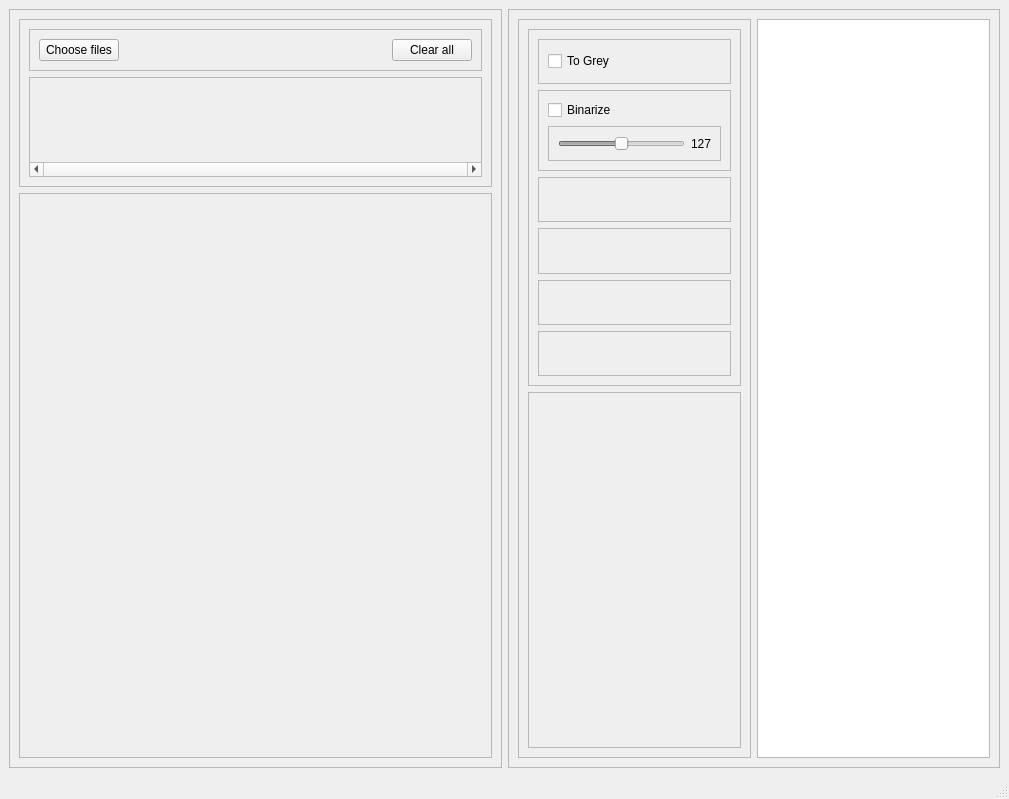
Old version of the form src/ui/generated/mainwindow.ui in the repository irakliskhirtladze/OCR_viewer.
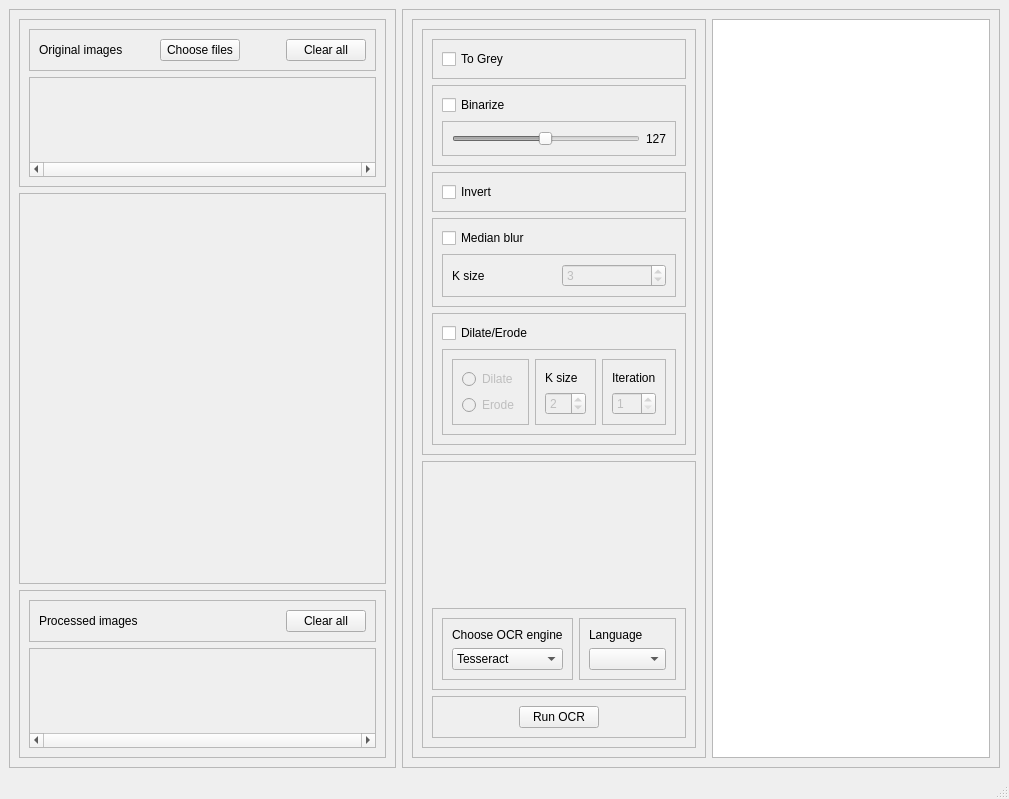
New version of the form. Custom widgets are drawn as their Qt base class.

Commit message: added filters. more changes towards new workflow.

```diff
--- a/src/ui/generated/mainwindow.ui
+++ b/src/ui/generated/mainwindow.ui
@@ -48,6 +48,26 @@
              <enum>QFrame::Shadow::Raised</enum>
             </property>
             <layout class="QHBoxLayout" name="horizontalLayout_3">
+             <item>
+              <widget class="QLabel" name="label_3">
+               <property name="text">
+                <string>Original images</string>
+               </property>
+              </widget>
+             </item>
+             <item>
+              <spacer name="horizontalSpacer">
+               <property name="orientation">
+                <enum>Qt::Orientation::Horizontal</enum>
+               </property>
+               <property name="sizeHint" stdset="0">
+                <size>
+                 <width>40</width>
+                 <height>20</height>
+                </size>
+               </property>
+              </spacer>
+             </item>
              <item>
               <widget class="QPushButton" name="choose_files_btn">
                <property name="cursor">
@@ -59,10 +79,13 @@
               </widget>
              </item>
              <item>
-              <spacer name="horizontalSpacer">
+              <spacer name="horizontalSpacer_2">
                <property name="orientation">
                 <enum>Qt::Orientation::Horizontal</enum>
                </property>
+               <property name="sizeType">
+                <enum>QSizePolicy::Policy::Fixed</enum>
+               </property>
                <property name="sizeHint" stdset="0">
                 <size>
                  <width>40</width>
@@ -112,7 +135,7 @@
               <rect>
                <x>0</x>
                <y>0</y>
-               <width>451</width>
+               <width>341</width>
                <height>86</height>
               </rect>
              </property>
@@ -132,6 +155,92 @@
          </property>
         </widget>
        </item>
+       <item>
+        <widget class="QFrame" name="frame_7">
+         <property name="frameShape">
+          <enum>QFrame::Shape::StyledPanel</enum>
+         </property>
+         <property name="frameShadow">
+          <enum>QFrame::Shadow::Raised</enum>
+         </property>
+         <layout class="QVBoxLayout" name="verticalLayout_11">
+          <item>
+           <widget class="QFrame" name="frame_8">
+            <property name="frameShape">
+             <enum>QFrame::Shape::StyledPanel</enum>
+            </property>
+            <property name="frameShadow">
+             <enum>QFrame::Shadow::Raised</enum>
+            </property>
+            <layout class="QHBoxLayout" name="horizontalLayout_9">
+             <item>
+              <widget class="QLabel" name="label_4">
+               <property name="text">
+                <string>Processed images</string>
+               </property>
+              </widget>
+             </item>
+             <item>
+              <spacer name="horizontalSpacer_3">
+               <property name="orientation">
+                <enum>Qt::Orientation::Horizontal</enum>
+               </property>
+               <property name="sizeHint" stdset="0">
+                <size>
+                 <width>40</width>
+                 <height>20</height>
+                </size>
+               </property>
+              </spacer>
+             </item>
+             <item>
+              <widget class="QPushButton" name="clear_all_edited_btn">
+               <property name="text">
+                <string>Clear all</string>
+               </property>
+              </widget>
+             </item>
+            </layout>
+           </widget>
+          </item>
+          <item>
+           <widget class="QScrollArea" name="edited_thumb_scroll_area">
+            <property name="minimumSize">
+             <size>
+              <width>0</width>
+              <height>100</height>
+             </size>
+            </property>
+            <property name="maximumSize">
+             <size>
+              <width>16777215</width>
+              <height>100</height>
+             </size>
+            </property>
+            <property name="verticalScrollBarPolicy">
+             <enum>Qt::ScrollBarPolicy::ScrollBarAlwaysOff</enum>
+            </property>
+            <property name="horizontalScrollBarPolicy">
+             <enum>Qt::ScrollBarPolicy::ScrollBarAlwaysOn</enum>
+            </property>
+            <property name="widgetResizable">
+             <bool>true</bool>
+            </property>
+            <widget class="QWidget" name="edited_thumb_scroll_widget">
+             <property name="geometry">
+              <rect>
+               <x>0</x>
+               <y>0</y>
+               <width>341</width>
+               <height>86</height>
+              </rect>
+             </property>
+            </widget>
+           </widget>
+          </item>
+         </layout>
+        </widget>
+       </item>
       </layout>
      </widget>
     </item>
@@ -261,16 +370,15 @@
                <property name="frameShadow">
                 <enum>QFrame::Shadow::Raised</enum>
                </property>
-              </widget>
-             </item>
-             <item>
-              <widget class="QFrame" name="gaussian_filter">
-               <property name="frameShape">
-                <enum>QFrame::Shape::StyledPanel</enum>
-               </property>
-               <property name="frameShadow">
-                <enum>QFrame::Shadow::Raised</enum>
-               </property>
+               <layout class="QHBoxLayout" name="horizontalLayout_6">
+                <item>
+                 <widget class="QCheckBox" name="invert_chbx">
+                  <property name="text">
+                   <string>Invert</string>
+                  </property>
+                 </widget>
+                </item>
+               </layout>
               </widget>
              </item>
              <item>
@@ -281,6 +389,53 @@
                <property name="frameShadow">
                 <enum>QFrame::Shadow::Raised</enum>
                </property>
+               <layout class="QVBoxLayout" name="verticalLayout_7">
+                <item>
+                 <widget class="QCheckBox" name="median_chbx">
+                  <property name="text">
+                   <string>Median blur</string>
+                  </property>
+                 </widget>
+                </item>
+                <item>
+                 <widget class="QFrame" name="frame_2">
+                  <property name="frameShape">
+                   <enum>QFrame::Shape::StyledPanel</enum>
+                  </property>
+                  <property name="frameShadow">
+                   <enum>QFrame::Shadow::Raised</enum>
+                  </property>
+                  <layout class="QHBoxLayout" name="horizontalLayout_7">
+                   <item>
+                    <widget class="QLabel" name="median_lbl">
+                     <property name="text">
+                      <string>K size</string>
+                     </property>
+                    </widget>
+                   </item>
+                   <item>
+                    <widget class="QSpinBox" name="median_ksize_spinbox">
+                     <property name="enabled">
+                      <bool>false</bool>
+                     </property>
+                     <property name="minimum">
+                      <number>1</number>
+                     </property>
+                     <property name="maximum">
+                      <number>49</number>
+                     </property>
+                     <property name="singleStep">
+                      <number>2</number>
+                     </property>
+                     <property name="value">
+                      <number>3</number>
+                     </property>
+                    </widget>
+                   </item>
+                  </layout>
+                 </widget>
+                </item>
+               </layout>
               </widget>
              </item>
              <item>
@@ -291,6 +446,126 @@
                <property name="frameShadow">
                 <enum>QFrame::Shadow::Raised</enum>
                </property>
+               <layout class="QVBoxLayout" name="verticalLayout_6">
+                <item>
+                 <widget class="QCheckBox" name="dilate_erode_chbx">
+                  <property name="text">
+                   <string>Dilate/Erode</string>
+                  </property>
+                 </widget>
+                </item>
+                <item>
+                 <widget class="QFrame" name="frame_3">
+                  <property name="frameShape">
+                   <enum>QFrame::Shape::StyledPanel</enum>
+                  </property>
+                  <property name="frameShadow">
+                   <enum>QFrame::Shadow::Raised</enum>
+                  </property>
+                  <layout class="QHBoxLayout" name="horizontalLayout_8">
+                   <item>
+                    <widget class="QFrame" name="frame_5">
+                     <property name="frameShape">
+                      <enum>QFrame::Shape::StyledPanel</enum>
+                     </property>
+                     <property name="frameShadow">
+                      <enum>QFrame::Shadow::Raised</enum>
+                     </property>
+                     <layout class="QVBoxLayout" name="verticalLayout_8">
+                      <item>
+                       <widget class="QRadioButton" name="dilate_radio">
+                        <property name="enabled">
+                         <bool>false</bool>
+                        </property>
+                        <property name="text">
+                         <string>Dilate</string>
+                        </property>
+                       </widget>
+                      </item>
+                      <item>
+                       <widget class="QRadioButton" name="erode_radio">
+                        <property name="enabled">
+                         <bool>false</bool>
+                        </property>
+                        <property name="text">
+                         <string>Erode</string>
+                        </property>
+                       </widget>
+                      </item>
+                     </layout>
+                    </widget>
+                   </item>
+                   <item>
+                    <widget class="QFrame" name="frame_4">
+                     <property name="frameShape">
+                      <enum>QFrame::Shape::StyledPanel</enum>
+                     </property>
+                     <property name="frameShadow">
+                      <enum>QFrame::Shadow::Raised</enum>
+                     </property>
+                     <layout class="QVBoxLayout" name="verticalLayout_9">
+                      <item>
+                       <widget class="QLabel" name="label">
+                        <property name="text">
+                         <string>K size</string>
+                        </property>
+                       </widget>
+                      </item>
+                      <item>
+                       <widget class="QSpinBox" name="dilate_erode_ksize_spinbox">
+                        <property name="enabled">
+                         <bool>false</bool>
+                        </property>
+                        <property name="minimum">
+                         <number>1</number>
+                        </property>
+                        <property name="maximum">
+                         <number>50</number>
+                        </property>
+                        <property name="value">
+                         <number>2</number>
+                        </property>
+                       </widget>
+                      </item>
+                     </layout>
+                    </widget>
+                   </item>
+                   <item>
+                    <widget class="QFrame" name="frame_6">
+                     <property name="frameShape">
+                      <enum>QFrame::Shape::StyledPanel</enum>
+                     </property>
+                     <property name="frameShadow">
+                      <enum>QFrame::Shadow::Raised</enum>
+                     </property>
+                     <layout class="QVBoxLayout" name="verticalLayout_10">
+                      <item>
+                       <widget class="QLabel" name="label_2">
+                        <property name="text">
+                         <string>Iteration</string>
+                        </property>
+                       </widget>
+                      </item>
+                      <item>
+                       <widget class="QSpinBox" name="dilate_erode_iter_spinbox">
+                        <property name="enabled">
+                         <bool>false</bool>
+                        </property>
+                        <property name="minimum">
+                         <number>1</number>
+                        </property>
+                        <property name="maximum">
+                         <number>40</number>
+                        </property>
+                       </widget>
+                      </item>
+                     </layout>
+                    </widget>
+                   </item>
+                  </layout>
+                 </widget>
+                </item>
+               </layout>
               </widget>
              </item>
             </layout>
@@ -304,6 +579,133 @@
             <property name="frameShadow">
              <enum>QFrame::Shadow::Raised</enum>
             </property>
+            <layout class="QVBoxLayout" name="verticalLayout_12">
+             <item>
+              <spacer name="verticalSpacer">
+               <property name="orientation">
+                <enum>Qt::Orientation::Vertical</enum>
+               </property>
+               <property name="sizeHint" stdset="0">
+                <size>
+                 <width>20</width>
+                 <height>40</height>
+                </size>
+               </property>
+              </spacer>
+             </item>
+             <item>
+              <widget class="QFrame" name="frame_10">
+               <property name="frameShape">
+                <enum>QFrame::Shape::StyledPanel</enum>
+               </property>
+               <property name="frameShadow">
+                <enum>QFrame::Shadow::Raised</enum>
+               </property>
+               <layout class="QHBoxLayout" name="horizontalLayout_11">
+                <item>
+                 <widget class="QFrame" name="frame_11">
+                  <property name="frameShape">
+                   <enum>QFrame::Shape::StyledPanel</enum>
+                  </property>
+                  <property name="frameShadow">
+                   <enum>QFrame::Shadow::Raised</enum>
+                  </property>
+                  <layout class="QVBoxLayout" name="verticalLayout_13">
+                   <item>
+                    <widget class="QLabel" name="label_5">
+                     <property name="text">
+                      <string>Choose OCR engine</string>
+                     </property>
+                    </widget>
+                   </item>
+                   <item>
+                    <widget class="QComboBox" name="ocr_engine_combo">
+                     <item>
+                      <property name="text">
+                       <string>Tesseract</string>
+                      </property>
+                     </item>
+                     <item>
+                      <property name="text">
+                       <string>EasyOCR</string>
+                      </property>
+                     </item>
+                    </widget>
+                   </item>
+                  </layout>
+                 </widget>
+                </item>
+                <item>
+                 <widget class="QFrame" name="frame_12">
+                  <property name="frameShape">
+                   <enum>QFrame::Shape::StyledPanel</enum>
+                  </property>
+                  <property name="frameShadow">
+                   <enum>QFrame::Shadow::Raised</enum>
+                  </property>
+                  <layout class="QVBoxLayout" name="verticalLayout_14">
+                   <item>
+                    <widget class="QLabel" name="label_6">
+                     <property name="text">
+                      <string>Language</string>
+                     </property>
+                    </widget>
+                   </item>
+                   <item>
+                    <widget class="QComboBox" name="lang_combo"/>
+                   </item>
+                  </layout>
+                 </widget>
+                </item>
+               </layout>
+              </widget>
+             </item>
+             <item>
+              <widget class="QFrame" name="frame_9">
+               <property name="frameShape">
+                <enum>QFrame::Shape::StyledPanel</enum>
+               </property>
+               <property name="frameShadow">
+                <enum>QFrame::Shadow::Raised</enum>
+               </property>
+               <layout class="QHBoxLayout" name="horizontalLayout_10">
+                <item>
+                 <spacer name="horizontalSpacer_4">
+                  <property name="orientation">
+                   <enum>Qt::Orientation::Horizontal</enum>
+                  </property>
+                  <property name="sizeHint" stdset="0">
+                   <size>
+                    <width>93</width>
+                    <height>20</height>
+                   </size>
+                  </property>
+                 </spacer>
+                </item>
+                <item>
+                 <widget class="QPushButton" name="run_ocr_btn">
+                  <property name="text">
+                   <string>Run OCR</string>
+                  </property>
+                 </widget>
+                </item>
+                <item>
+                 <spacer name="horizontalSpacer_5">
+                  <property name="orientation">
+                   <enum>Qt::Orientation::Horizontal</enum>
+                  </property>
+                  <property name="sizeHint" stdset="0">
+                   <size>
+                    <width>92</width>
+                    <height>20</height>
+                   </size>
+                  </property>
+                 </spacer>
+                </item>
+               </layout>
+              </widget>
+             </item>
+            </layout>
            </widget>
           </item>
          </layout>
```
Left out of the diff: 2 changed lines with no effect on the pictures. The commit also changes 19 other files.
